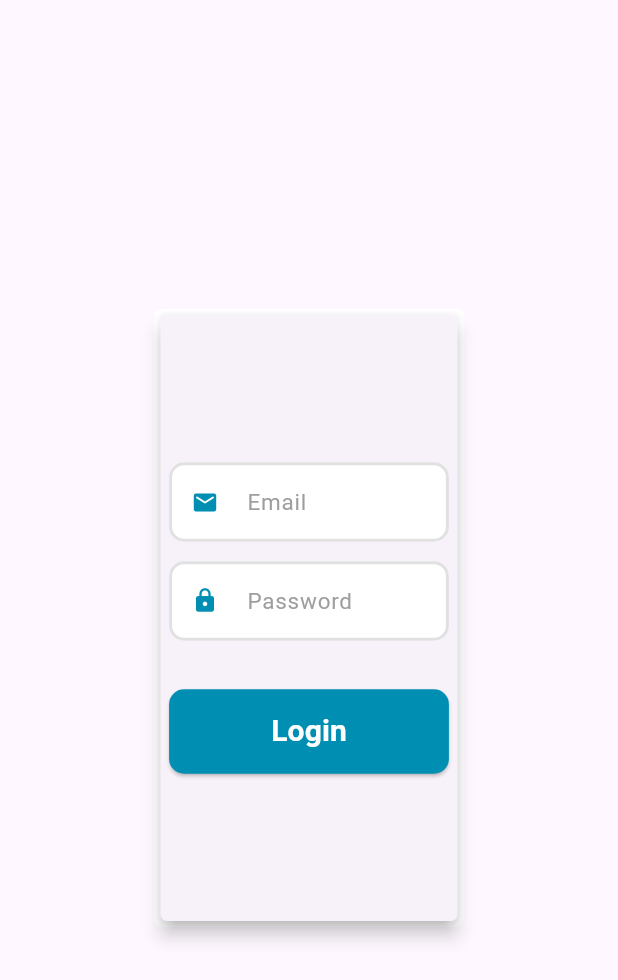
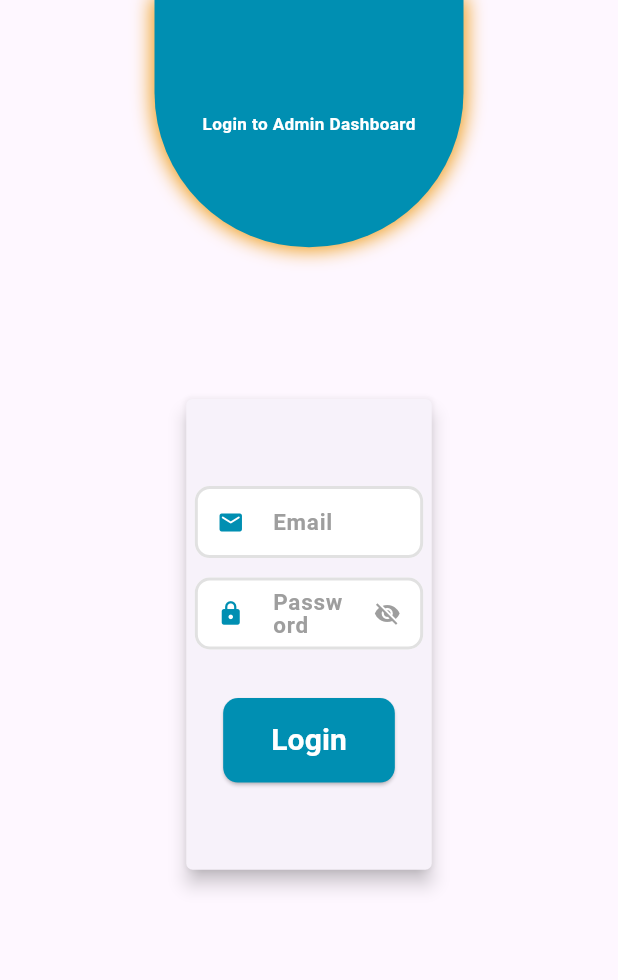
Before and after one commit to M-Waleed-Elsherbeny/E_Commerce_Market_Admin_Dashboard, a Flutter app: the screen it shows after launch, on a phone screen of 412 x 824 dp. Shown: the top 980 px of the screen. Run offline on Flutter 3.47's test engine with Material 3 defaults, Android fonts, the phone set to English and light mode, and no system bars; our stand-ins replace cached_network_image, dio, flutter_bloc, flutter_screenutil, go_router, supabase_flutter; accounts and stored records are empty.

Commit message:
Customize Login Screen

```diff
--- a/lib/core/widgets/custom_search_field.dart
+++ b/lib/core/widgets/custom_search_field.dart
@@ -1,11 +1,13 @@
 import 'package:admin_dashboard/core/colors/app_colors.dart';
 import 'package:flutter/material.dart';
+import 'package:flutter_screenutil/flutter_screenutil.dart';
 
 class CustomTextField extends StatelessWidget {
   final String labelText;
   final Widget? suffixIcon, prefixIcon;
   final TextEditingController? controller;
   final String? Function(String?)? validator;
+  final bool isPassword;
   const CustomTextField({
     super.key,
     required this.labelText,
@@ -13,6 +15,7 @@ class CustomTextField extends StatelessWidget {
     this.controller,
     this.validator,
     this.prefixIcon,
+    this.isPassword = false,
   });
 
   @override
@@ -20,20 +23,32 @@ class CustomTextField extends StatelessWidget {
     return TextFormField(
       validator: validator,
       controller: controller,
-      keyboardType: TextInputType.text,
+      obscureText: isPassword,
+      obscuringCharacter: "*",
       cursorColor: AppColors.kPrimaryColor,
-      style: TextStyle(fontSize: 15, color: AppColors.kGreyColor),
+      style: TextStyle(
+        fontSize: 15.sp,
+        color: AppColors.kBlackColor,
+        fontWeight: FontWeight.bold,
+      ),
       decoration: InputDecoration(
         isDense: true,
         errorStyle: TextStyle(fontSize: 12, color: Colors.red),
         filled: true,
         fillColor: AppColors.kWhiteColor,
         contentPadding: EdgeInsets.symmetric(horizontal: 20, vertical: 15),
-        suffixIcon: suffixIcon,
+        suffixIcon:
+            isPassword
+                ? Icon(Icons.visibility_off, color: AppColors.kGreyColor)
+                : suffixIcon,
         prefixIcon: prefixIcon,
         label: Text(
           labelText,
-          style: TextStyle(fontSize: 15, color: AppColors.kGreyColor),
+          style: TextStyle(
+            fontSize: 15,
+            color: AppColors.kGreyColor,
+            fontWeight: FontWeight.bold,
+          ),
         ),
         border: OutlineInputBorder(
           borderRadius: BorderRadius.circular(10),
--- a/lib/features/auth/view/login_view.dart
+++ b/lib/features/auth/view/login_view.dart
@@ -29,16 +29,41 @@ class _LoginViewState extends State<LoginView> {
   Widget build(BuildContext context) {
     return Scaffold(
       body: SafeArea(
-        child: Form(
-          key: formKey,
-          child: Center(
+        child: Column(
+          children: [
+            Center(
               child: Container(
                 width: MediaQuery.of(context).size.width / 2,
-              height: MediaQuery.of(context).size.height / 2,
+                height: MediaQuery.of(context).size.height * 0.2,
                 decoration: BoxDecoration(
+                  color: AppColors.kPrimaryColor,
+                  borderRadius: BorderRadius.only(
+                    bottomLeft: Radius.circular(500.r),
+                    bottomRight: Radius.circular(500.r),
+                  ),
+                  boxShadow: [
+                    BoxShadow(
+                      color: AppColors.kYellowColor,
+                      blurRadius: 10,
+                      spreadRadius: 2,
+                    ),
+                  ],
+                ),
+                alignment: Alignment.center,
+                child: Text(
+                  "Login to Admin Dashboard",
+                  style: TextStyle(
                     color: Colors.white,
-                borderRadius: BorderRadius.circular(15.r),
+                    fontSize: 40.sp,
+                    fontWeight: FontWeight.bold,
                   ),
+                ),
+              ),
+            ),
+            HeightSpacer(height: 150.h),
+            SizedBox(
+              width: 600.w,
+              height: 400.h,
               child: Card(
                 elevation: 5,
                 shape: RoundedRectangleBorder(
@@ -70,6 +95,7 @@ class _LoginViewState extends State<LoginView> {
                       HeightSpacer(height: 20.h),
                       CustomTextField(
                         controller: passwordController,
+                        isPassword: true,
                         validator: (value) {
                           if (value == null || value.isEmpty) {
                             return 'Please enter your Password';
@@ -86,18 +112,20 @@ class _LoginViewState extends State<LoginView> {
                         ),
                       ),
                       HeightSpacer(height: 50.h),
-                      CustomButton(
+                      SizedBox(
+                        width: 400.w,
+                        height: 70.h,
+                        child: CustomButton(
                           textButton: "Login",
                           onPressed: () {},
-                        buttonWidth: double.infinity,
-                        buttonHeight: 70.h,
+                        ),
                       ),
                     ],
                   ),
                 ),
               ),
             ),
-          ),
+          ],
         ),
       ),
     );
```
Lines whose indentation alone changed are shown as unchanged.
